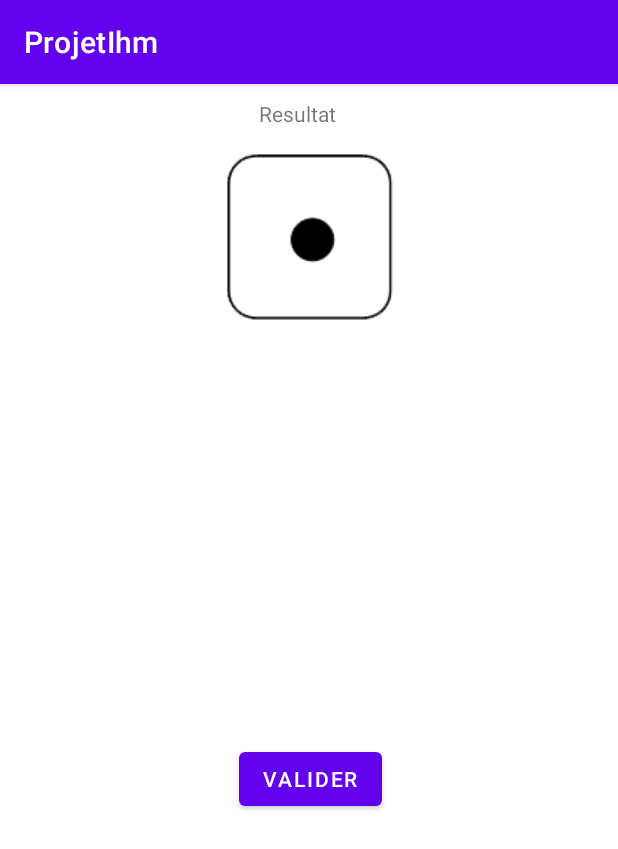
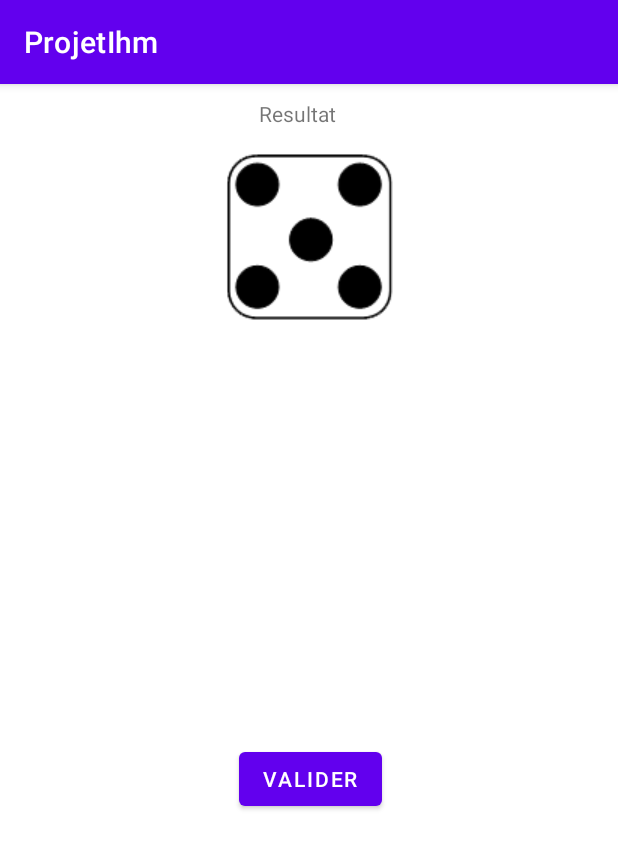
Before and after one commit to FaresCherif/ProjetIhm, an Android app: the Question3 screen opened directly, with no data from a screen before it, after a tap on "LANCER UN DE", on a phone screen of 412 x 824 dp. Shown: the top 849 px of the screen. Run offline under Robolectric (Android 15) with nearby library versions, the phone set to English and light mode, and no system bars; 1 statement that could not run was skipped.

Commit message:
dice num sent

```diff
--- a/app/src/main/java/com/example/projetihm/Question3.java
+++ b/app/src/main/java/com/example/projetihm/Question3.java
@@ -32,6 +32,7 @@ public class Question3 extends AppCompatActivity {
         Bundle bundle = new Bundle();
         bundle.putSerializable("User", u);
         i.putExtras(bundle);
+        i.putExtra("numDe",randomNum);
         startActivity(i);
 
 
--- a/app/src/main/java/com/example/projetihm/Question4.java
+++ b/app/src/main/java/com/example/projetihm/Question4.java
@@ -117,6 +117,7 @@ public class Question4 extends AppCompatActivity {
                     in.close();
                 }
 
+
                 return new BitmapDrawable(bMap);
 
             } catch (Exception e) {
--- a/app/src/main/java/com/example/projetihm/Result.java
+++ b/app/src/main/java/com/example/projetihm/Result.java
@@ -19,7 +19,7 @@ public class Result extends AppCompatActivity {
         fullName = findViewById(R.id.FullName);
 
         fullName.setText(u.getFirstname()+" "+u.getName());
-        //toast(u.getFirstname()+" "+u.getName());
+        toast(u.getRomanceLevel()+" "+u.getTemerityLevel());
     }
 
     public void toast(String msg) {
--- a/app/src/main/java/com/example/projetihm/ResultDice.java
+++ b/app/src/main/java/com/example/projetihm/ResultDice.java
@@ -9,37 +9,40 @@ import android.widget.ImageView;
 
 public class ResultDice extends AppCompatActivity {
     User u;
+    private ImageView dice;
 
     @Override
     protected void onCreate(Bundle savedInstanceState) {
         Bundle transmis = getIntent().getExtras();
         u = (User) transmis.getSerializable("User");
+        String randomNum =transmis.get("numDe").toString();
+
         super.onCreate(savedInstanceState);
         setContentView(R.layout.activity_result_dice);
+        dice = findViewById(R.id.ImageDice);
 
-        /*
-        change l'image selon le numero recupere
+
         switch (randomNum){
-            case 0:
+            case "0":
                 dice.setImageResource(R.drawable.dice1);
                 break;
-            case 1:
+            case "1":
                 dice.setImageResource(R.drawable.dice2);
                 break;
-            case 2:
+            case "2":
                 dice.setImageResource(R.drawable.dice3);
                 break;
-            case 3:
+            case "3":
                 dice.setImageResource(R.drawable.dice4);
                 break;
-            case 4:
+            case "4":
                 dice.setImageResource(R.drawable.dice5);
                 break;
-            case 5:
+            case "5":
                 dice.setImageResource(R.drawable.dice6);
                 break;
         }
-        */
+
 
     }
 
--- a/app/src/main/res/layout/activity_result_dice.xml
+++ b/app/src/main/res/layout/activity_result_dice.xml
@@ -7,7 +7,7 @@
     tools:context=".ResultDice">
 
     <ImageView
-        android:id="@+id/imageView2"
+        android:id="@+id/ImageDice"
         android:layout_width="wrap_content"
         android:layout_height="wrap_content"
         android:layout_marginTop="20dp"
@@ -34,7 +34,7 @@
         android:onClick="callNextQuestion"
         android:text="@string/buttonNextQuestion3"
         app:layout_constraintBottom_toBottomOf="parent"
-        app:layout_constraintEnd_toEndOf="@+id/imageView2"
-        app:layout_constraintStart_toStartOf="@+id/imageView2"
-        app:layout_constraintTop_toBottomOf="@+id/imageView2" />
+        app:layout_constraintEnd_toEndOf="@+id/ImageDice"
+        app:layout_constraintStart_toStartOf="@+id/ImageDice"
+        app:layout_constraintTop_toBottomOf="@+id/ImageDice" />
 </androidx.constraintlayout.widget.ConstraintLayout>
```
Also changed, not shown: app/src/main/java/com/example/projetihm/Question2.java (+6 -1 lines).
